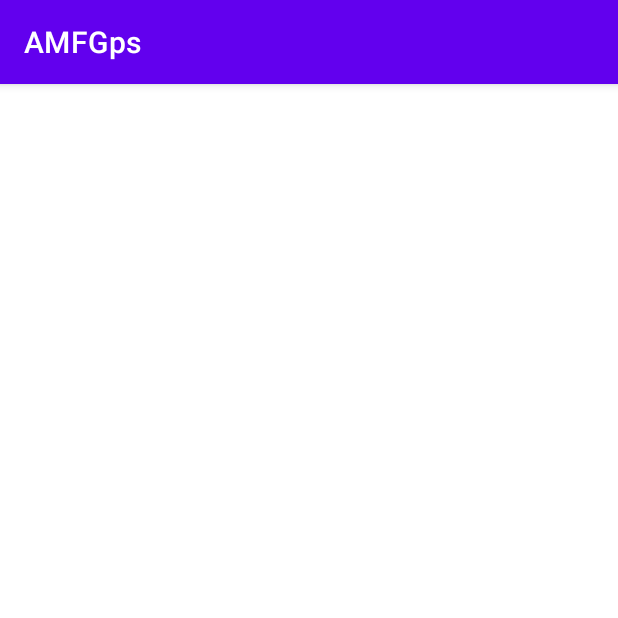
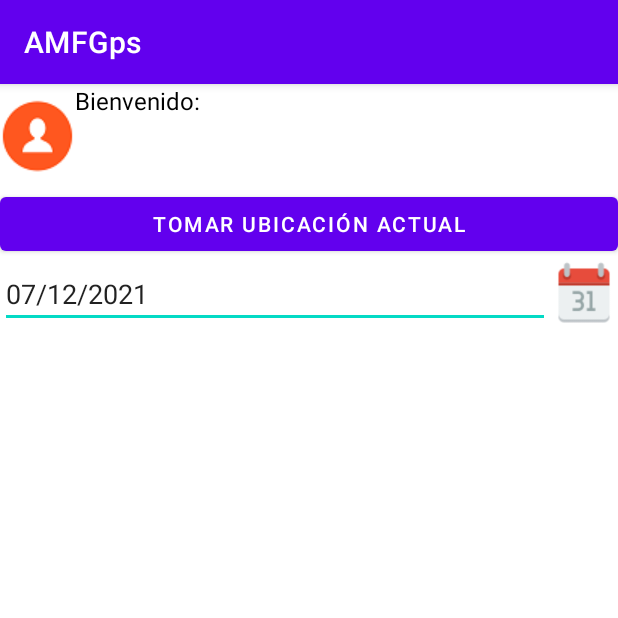
Before and after one commit to Yazminne020/AMNFGps, an Android app: the Bienvenido screen opened directly, with no data from a screen before it, on a phone screen of 412 x 824 dp, the top half of it. Run offline under Robolectric (Android 15) with nearby library versions, the phone set to English and light mode, and no system bars.

Commit message:
Pantalla Bienvenido, con ubicacion actual de GPS

```diff
--- a/app/src/main/AndroidManifest.xml
+++ b/app/src/main/AndroidManifest.xml
@@ -6,6 +6,8 @@
     <uses-permission android:name="android.permission.INTERNET" />
     <uses-permission android:name="android.permission.ACCESS_NETWORK_STATE" />
     <uses-permission android:name="android.permission.ACCESS_WIFI_STATE" />
+    <uses-permission android:name="android.permission.ACCESS_FINE_LOCATION" />
+    <uses-permission android:name="android.permission.ACCESS_BACKGROUND_LOCATION" />
 
     <application
         android:usesCleartextTraffic="true"
--- a/app/src/main/java/com/example/amfgps/Bienvenido.java
+++ b/app/src/main/java/com/example/amfgps/Bienvenido.java
@@ -1,14 +1,97 @@
 package com.example.amfgps;
 
+import androidx.annotation.NonNull;
 import androidx.appcompat.app.AppCompatActivity;
+import androidx.core.app.ActivityCompat;
+import androidx.core.content.ContextCompat;
+import androidx.core.content.PackageManagerCompat;
 
+import android.Manifest;
+import android.app.Activity;
+import android.app.DatePickerDialog;
+import android.content.Context;
+import android.content.pm.PackageManager;
+import android.graphics.Color;
+import android.graphics.drawable.ColorDrawable;
+import android.location.Location;
+import android.location.LocationListener;
+import android.location.LocationManager;
 import android.os.Bundle;
+import android.text.InputType;
+import android.view.View;
+import android.widget.Button;
+import android.widget.DatePicker;
+import android.widget.TextView;
+
+import java.text.SimpleDateFormat;
+import java.util.Calendar;
 
 public class Bienvenido extends AppCompatActivity {
+
+    TextView tvFecha;
+    Button btnUbicacion;
+    DatePickerDialog.OnDateSetListener setListener;
 
     @Override
     protected void onCreate(Bundle savedInstanceState) {
         super.onCreate(savedInstanceState);
         setContentView(R.layout.activity_bienvenido);
+        tvFecha = findViewById(R.id.etFechaDesdeDialog);
+        btnUbicacion=findViewById(R.id.btnUbicacion);
+
+        final Calendar c = Calendar.getInstance();
+        int year = c.get(Calendar.YEAR);
+        int month = c.get(Calendar.MONTH);
+        int day = c.get(Calendar.DAY_OF_MONTH);
+        SimpleDateFormat sdf = new SimpleDateFormat("dd/MM/yyyy");// /dd/MM/yyyy HH:mm:ss"/
+        tvFecha.setText(sdf.format(c.getTime()));
+        tvFecha.setInputType(InputType.TYPE_NULL);
+
+        tvFecha.setOnClickListener(new View.OnClickListener() {
+            @Override
+            public void onClick(View view) {
+                DatePickerDialog datePickerDialog=new DatePickerDialog(Bienvenido.this,
+                        android.R.style.Theme_Holo_Light_Dialog_MinWidth,setListener,year,month,day);
+                datePickerDialog.getWindow().setBackgroundDrawable(new ColorDrawable(Color.TRANSPARENT));
+                datePickerDialog.show();
+            }
+        });
+
+        setListener=new DatePickerDialog.OnDateSetListener() {
+            @Override
+            public void onDateSet(DatePicker view, int year, int month, int dayOfMonth) {
+                month=month+1;
+                tvFecha.setText(day+"/"+month+"/"+year);
+            }
+        };
+        int permissionCheck= ContextCompat.checkSelfPermission(this, Manifest.permission.ACCESS_FINE_LOCATION);
+        if (permissionCheck== PackageManager.PERMISSION_DENIED){
+            if (ActivityCompat.shouldShowRequestPermissionRationale(this, Manifest.permission.ACCESS_FINE_LOCATION)){
+
+            }else {
+                ActivityCompat.requestPermissions(this, new String[]{Manifest.permission.ACCESS_FINE_LOCATION},1);
+            }
+        }
+
+        btnUbicacion.setOnClickListener(new View.OnClickListener() {
+            @Override
+            public void onClick(View view) {
+                LocationManager locationManager=(LocationManager)Bienvenido.this.getSystemService(Context.LOCATION_SERVICE);
+
+                LocationListener locationListener=new LocationListener() {
+                    @Override
+                    public void onLocationChanged(@NonNull Location location) {
+                        String val= location.getLatitude()+"  "+ location.getLongitude();
+                    }
+
+                    @Override
+                    public void onStatusChanged(String provider, int status, Bundle extras) {}
+                };
+                int permissionCheck= ContextCompat.checkSelfPermission(Bienvenido.this, Manifest.permission.ACCESS_FINE_LOCATION);
+                locationManager.requestLocationUpdates(LocationManager.NETWORK_PROVIDER,0,0,locationListener);
+            }
+        });
     }
+
+
 }
--- a/app/src/main/res/layout/activity_bienvenido.xml
+++ b/app/src/main/res/layout/activity_bienvenido.xml
@@ -1,9 +1,78 @@
 <?xml version="1.0" encoding="utf-8"?>
-<androidx.constraintlayout.widget.ConstraintLayout xmlns:android="http://schemas.android.com/apk/res/android"
+<RelativeLayout xmlns:android="http://schemas.android.com/apk/res/android"
     xmlns:app="http://schemas.android.com/apk/res-auto"
     xmlns:tools="http://schemas.android.com/tools"
     android:layout_width="match_parent"
     android:layout_height="match_parent"
     tools:context=".Bienvenido">
 
-</androidx.constraintlayout.widget.ConstraintLayout>
+    <ScrollView
+        android:layout_width="match_parent"
+        android:layout_height="match_parent">
+
+        <LinearLayout
+            android:layout_width="match_parent"
+            android:layout_height="wrap_content"
+            android:orientation="vertical">
+
+            <TextView
+                android:id="@+id/tvUsuario"
+                android:layout_width="match_parent"
+                android:layout_height="69dp"
+                android:drawableLeft="@drawable/usernts"
+                android:text="Bienvenido:"
+                android:textAppearance="@style/TextAppearance.AppCompat.Widget.ActionMode.Subtitle"
+                android:textColor="@android:color/background_dark" />
+
+            <Button
+                android:id="@+id/btnUbicacion"
+                android:layout_width="match_parent"
+                android:layout_height="wrap_content"
+                android:text="Tomar Ubicación Actual" />
+
+            <LinearLayout
+                android:layout_width="match_parent"
+                android:layout_height="wrap_content"
+                android:orientation="vertical">
+
+                <LinearLayout
+                    android:layout_width="match_parent"
+                    android:layout_height="wrap_content"
+                    android:orientation="horizontal">
+
+                    <EditText
+                        android:id="@+id/etFechaDesdeDialog"
+                        android:layout_width="314dp"
+                        android:layout_height="wrap_content"
+                        android:layout_weight="1"
+                        android:autofillHints="01/01/2000"
+                        android:hint="@string/fecha_desde"
+                        android:inputType="date"
+                        tools:targetApi="o" />
+
+                    <ImageButton
+                        android:id="@+id/btnFechaDesdeDialog"
+                        android:layout_width="45dp"
+                        android:layout_height="45dp"
+                        android:background="@drawable/calendar" />
+
+                </LinearLayout>
+
+            </LinearLayout>
+
+            <LinearLayout
+                android:layout_width="match_parent"
+                android:layout_height="match_parent"
+                android:layout_weight="1"
+                android:orientation="vertical">
+
+                <ListView
+                    android:layout_width="match_parent"
+                    android:layout_height="572dp">
+
+                </ListView>
+            </LinearLayout>
+        </LinearLayout>
+    </ScrollView>
+
+</RelativeLayout>
--- a/app/src/main/res/values/strings.xml
+++ b/app/src/main/res/values/strings.xml
@@ -6,4 +6,5 @@
     <string name="ingresar_al_pedido">INGRESAR AL PEDIDO</string>
     <string name="ingresar">INGRESAR</string>
     <string name="salir">SALIR</string>
+    <string name="fecha_desde">Fecha Desde</string>
 </resources>
```
